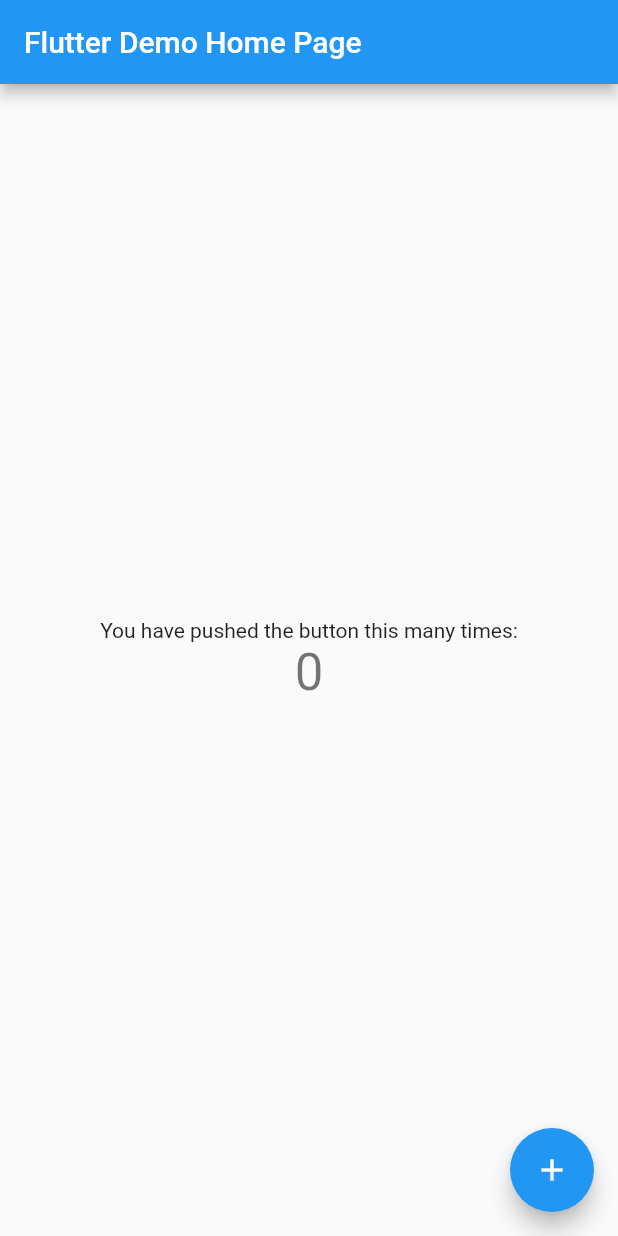
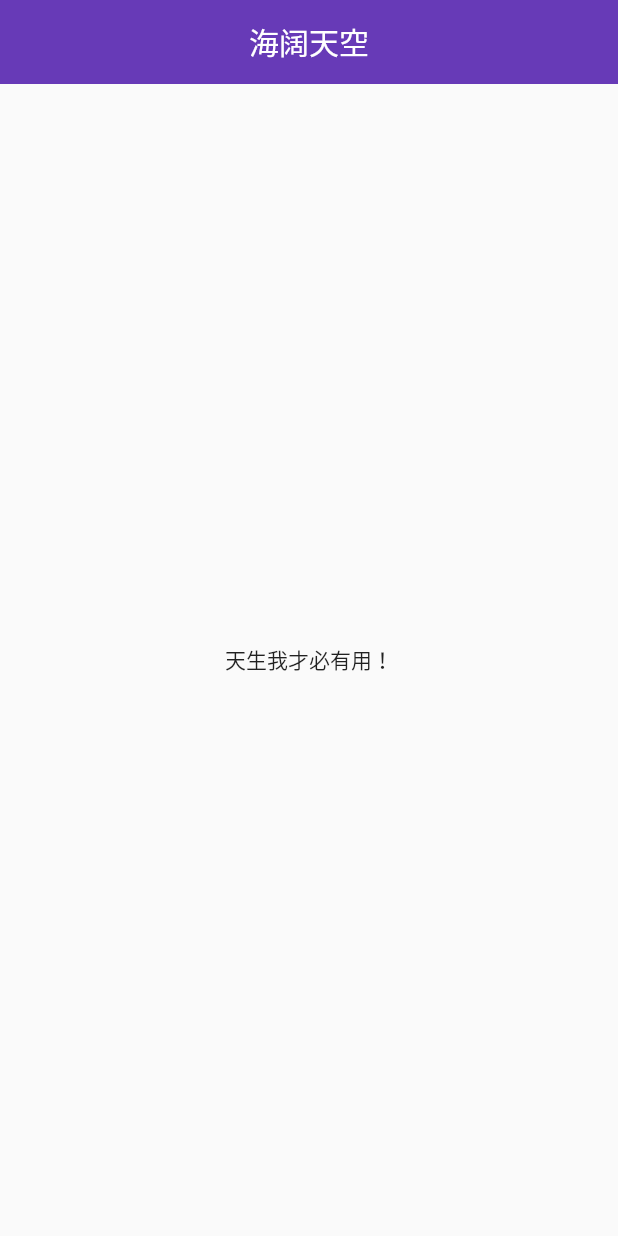
Before and after one commit to ye093/pub_block_bird, a Flutter app: the screen it shows after launch, on a phone screen of 412 x 824 dp. Run offline on Flutter 3.47's test engine with Material 2 defaults, Android fonts, the phone set to English and light mode, and no system bars.

Commit message:
初步调整

```diff
--- a/lib/main.dart
+++ b/lib/main.dart
@@ -1,111 +1,5 @@
 import 'package:flutter/material.dart';
+// 导入主页面
+import 'widgets/main/myapp.dart';
 
 void main() => runApp(MyApp());
-
-class MyApp extends StatelessWidget {
-  // This widget is the root of your application.
-  @override
-  Widget build(BuildContext context) {
-    return MaterialApp(
-      title: 'Flutter Demo',
-      theme: ThemeData(
-        // This is the theme of your application.
-        //
-        // Try running your application with "flutter run". You'll see the
-        // application has a blue toolbar. Then, without quitting the app, try
-        // changing the primarySwatch below to Colors.green and then invoke
-        // "hot reload" (press "r" in the console where you ran "flutter run",
-        // or simply save your changes to "hot reload" in a Flutter IDE).
-        // Notice that the counter didn't reset back to zero; the application
-        // is not restarted.
-        primarySwatch: Colors.blue,
-      ),
-      home: MyHomePage(title: 'Flutter Demo Home Page'),
-    );
-  }
-}
-
-class MyHomePage extends StatefulWidget {
-  MyHomePage({Key key, this.title}) : super(key: key);
-
-  // This widget is the home page of your application. It is stateful, meaning
-  // that it has a State object (defined below) that contains fields that affect
-  // how it looks.
-
-  // This class is the configuration for the state. It holds the values (in this
-  // case the title) provided by the parent (in this case the App widget) and
-  // used by the build method of the State. Fields in a Widget subclass are
-  // always marked "final".
-
-  final String title;
-
-  @override
-  _MyHomePageState createState() => _MyHomePageState();
-}
-
-class _MyHomePageState extends State<MyHomePage> {
-  int _counter = 0;
-
-  void _incrementCounter() {
-    setState(() {
-      // This call to setState tells the Flutter framework that something has
-      // changed in this State, which causes it to rerun the build method below
-      // so that the display can reflect the updated values. If we changed
-      // _counter without calling setState(), then the build method would not be
-      // called again, and so nothing would appear to happen.
-      _counter++;
-    });
-  }
-
-  @override
-  Widget build(BuildContext context) {
-    // This method is rerun every time setState is called, for instance as done
-    // by the _incrementCounter method above.
-    //
-    // The Flutter framework has been optimized to make rerunning build methods
-    // fast, so that you can just rebuild anything that needs updating rather
-    // than having to individually change instances of widgets.
-    return Scaffold(
-      appBar: AppBar(
-        // Here we take the value from the MyHomePage object that was created by
-        // the App.build method, and use it to set our appbar title.
-        title: Text(widget.title),
-      ),
-      body: Center(
-        // Center is a layout widget. It takes a single child and positions it
-        // in the middle of the parent.
-        child: Column(
-          // Column is also a layout widget. It takes a list of children and
-          // arranges them vertically. By default, it sizes itself to fit its
-          // children horizontally, and tries to be as tall as its parent.
-          //
-          // Invoke "debug painting" (press "p" in the console, choose the
-          // "Toggle Debug Paint" action from the Flutter Inspector in Android
-          // Studio, or the "Toggle Debug Paint" command in Visual Studio Code)
-          // to see the wireframe for each widget.
-          //
-          // Column has various properties to control how it sizes itself and
-          // how it positions its children. Here we use mainAxisAlignment to
-          // center the children vertically; the main axis here is the vertical
-          // axis because Columns are vertical (the cross axis would be
-          // horizontal).
-          mainAxisAlignment: MainAxisAlignment.center,
-          children: <Widget>[
-            Text(
-              'You have pushed the button this many times:',
-            ),
-            Text(
-              '$_counter',
-              style: Theme.of(context).textTheme.display1,
-            ),
-          ],
-        ),
-      ),
-      floatingActionButton: FloatingActionButton(
-        onPressed: _incrementCounter,
-        tooltip: 'Increment',
-        child: Icon(Icons.add),
-      ), // This trailing comma makes auto-formatting nicer for build methods.
-    );
-  }
-}
--- a/lib/widgets/main/main_content.dart
+++ b/lib/widgets/main/main_content.dart
@@ -0,0 +1,33 @@
+import 'package:flutter/material.dart';
+
+/// 主页面
+class MainContent extends StatefulWidget {
+
+  // 定义标题
+  final String title;
+
+  MainContent({Key key, this.title}) : super(key: key);
+
+  @override
+  _MainContentState createState() {
+    return _MainContentState();
+  }
+
+}
+
+/// 主页面状态管理，对外不可见
+class _MainContentState extends State<MainContent> {
+
+  @override
+  Widget build(BuildContext context) {
+    return Scaffold(  // 页面
+      appBar: AppBar(
+        elevation: 0, // 阴影
+        centerTitle: true, // 标题居中
+        title: Text(widget.title), //标题
+      ),
+      body: const Center(child: const Text('天生我才必有用！')),
+    );
+  }
+
+}
--- a/lib/widgets/main/myapp.dart
+++ b/lib/widgets/main/myapp.dart
@@ -0,0 +1,19 @@
+import 'package:flutter/material.dart';
+// 主页面内容
+import 'main_content.dart';
+
+/// 程序入口
+class MyApp extends StatelessWidget {
+
+  @override
+  Widget build(BuildContext context) {
+    // 页面，主题
+    return MaterialApp(
+      theme: ThemeData( // 配置全局主题
+        primarySwatch: Colors.deepPurple,
+      ),
+      home: MainContent(title: '海阔天空',),
+    );
+  }
+
+}
```
Also changed, not shown: 1 other file.
